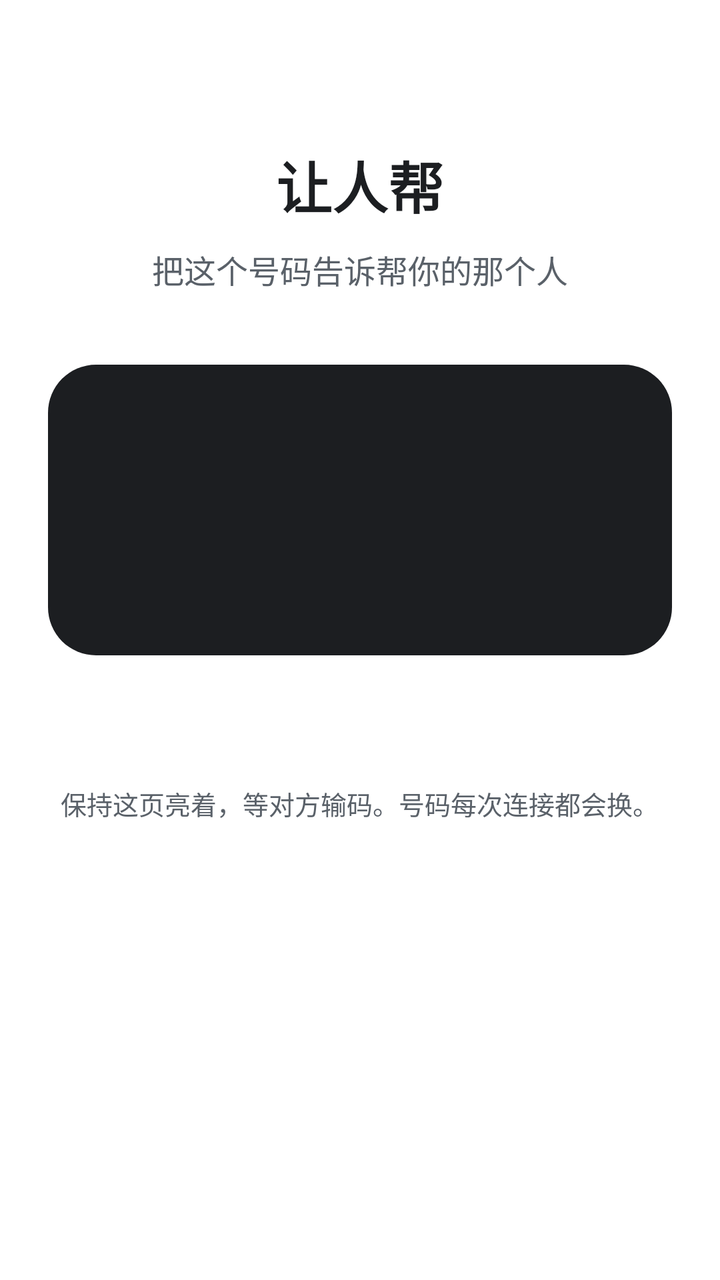
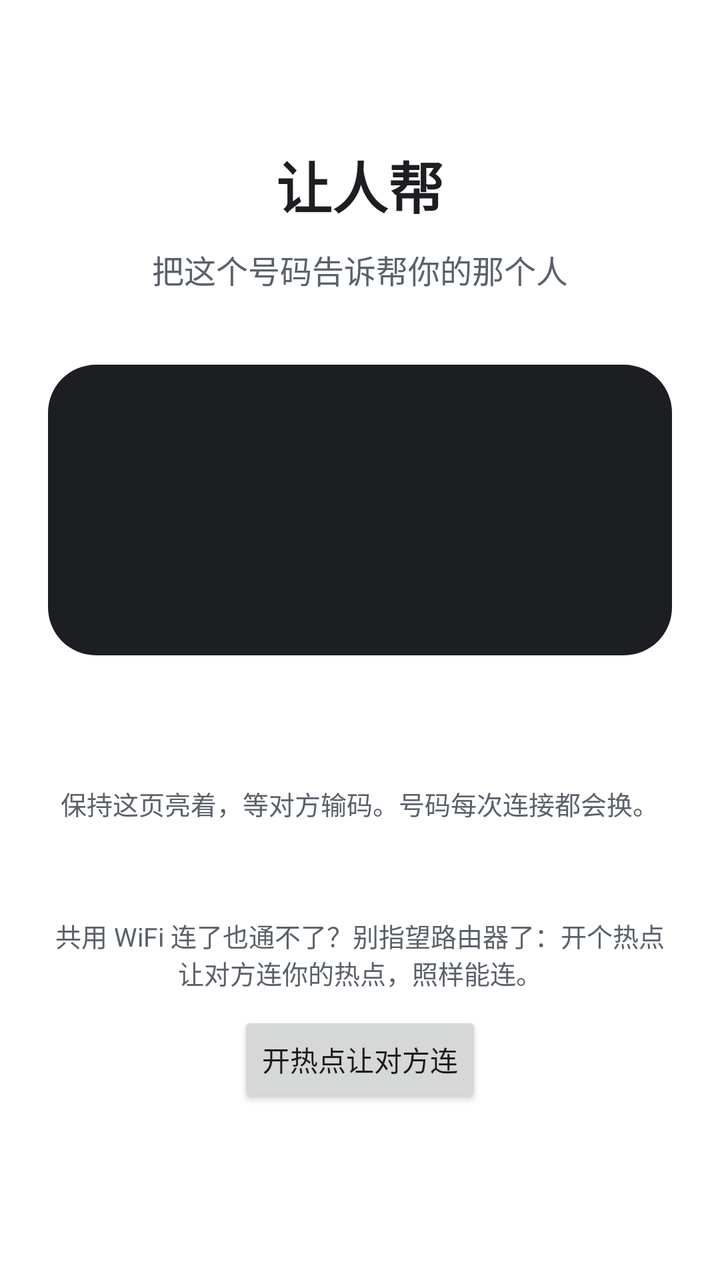

Screens rendered from an Android XML layout before and after an edit, with the pre-edit source and the edit as a unified diff.
<!-- AndroidManifest.xml: application theme Theme.TaoLink -->
<!-- res/layout/activity_pair_code.xml -->
<?xml version="1.0" encoding="utf-8"?>
<LinearLayout xmlns:android="http://schemas.android.com/apk/res/android"
    android:layout_width="match_parent"
    android:layout_height="match_parent"
    android:background="@color/brand_bg"
    android:gravity="center_horizontal"
    android:orientation="vertical"
    android:keepScreenOn="true"
    android:padding="24dp">

    <TextView
        android:layout_width="wrap_content"
        android:layout_height="wrap_content"
        android:layout_marginTop="48dp"
        android:text="@string/role_controlled"
        android:textColor="@color/brand_text"
        android:textSize="28sp"
        android:textStyle="bold" />

    <TextView
        android:id="@+id/pair_code_hint"
        android:layout_width="wrap_content"
        android:layout_height="wrap_content"
        android:layout_marginTop="10dp"
        android:gravity="center"
        android:text="@string/pair_code_hint"
        android:textColor="@color/brand_text_sub"
        android:textSize="16sp" />

    <LinearLayout
        android:layout_width="match_parent"
        android:layout_height="wrap_content"
        android:layout_marginTop="36dp"
        android:background="@drawable/bg_code_pill"
        android:gravity="center"
        android:orientation="vertical"
        android:paddingLeft="24dp"
        android:paddingTop="30dp"
        android:paddingRight="24dp"
        android:paddingBottom="30dp">

        <TextView
            android:id="@+id/pair_code_text"
            android:layout_width="wrap_content"
            android:layout_height="wrap_content"
            android:letterSpacing="0.18"
            android:textColor="@color/brand_on_accent"
            android:textSize="64sp"
            android:textStyle="bold" />
    </LinearLayout>

    <TextView
        android:id="@+id/pair_code_ip"
        android:layout_width="wrap_content"
        android:layout_height="wrap_content"
        android:layout_marginTop="16dp"
        android:gravity="center"
        android:textColor="@color/brand_text_sub"
        android:textSize="15sp" />

    <TextView
        android:layout_width="wrap_content"
        android:layout_height="wrap_content"
        android:layout_marginTop="28dp"
        android:text="@string/pair_keep_screen"
        android:textColor="@color/brand_text_sub"
        android:textSize="13sp" />

    <TextView
        android:id="@+id/pair_code_serve"
        android:layout_width="wrap_content"
        android:layout_height="wrap_content"
        android:layout_marginTop="10dp"
        android:gravity="center"
        android:textColor="@color/brand_text_sub"
        android:textSize="14sp" />

    <TextView
        android:id="@+id/pair_code_battery_banner"
        android:layout_width="match_parent"
        android:layout_height="wrap_content"
        android:layout_marginTop="18dp"
        android:gravity="center"
        android:text="@string/battery_banner"
        android:textColor="@color/brand_text"
        android:textSize="14sp"
        android:visibility="gone" />

    <Button
        android:id="@+id/btn_battery_allow"
        android:layout_width="wrap_content"
        android:layout_height="wrap_content"
        android:layout_marginTop="10dp"
        android:text="@string/btn_battery_allow"
        android:visibility="gone" />
</LinearLayout>
<!-- resources referenced by this layout -->
<resources>
  <color name="brand_bg">#FFFFFF</color>
  <color name="brand_on_accent">#FFFFFF</color>
  <color name="brand_text">#1C1E21</color>
  <color name="brand_text_sub">#5A6169</color>
  <!-- drawable bg_code_pill (drawable) -->
  <?xml version="1.0" encoding="utf-8"?>
  <shape xmlns:android="http://schemas.android.com/apk/res/android" android:shape="rectangle">
      <solid android:color="@color/brand_text" />
      <corners android:radius="24dp" />
  </shape>
  <string name="battery_banner">手机省电可能会悄悄关掉接收。想保险的话，点下面按钮允许后台常驻。</string>
  <string name="btn_battery_allow">允许后台常驻</string>
  <string name="pair_code_hint">把这个号码告诉帮你的那个人</string>
  <string name="pair_keep_screen">保持这页亮着，等对方输码。号码每次连接都会换。</string>
  <string name="role_controlled">让人帮</string>
  <style name="Theme.TaoLink" parent="Theme.AppCompat.Light.NoActionBar">
          <item name="android:windowBackground">@color/brand_bg</item>
          <item name="android:statusBarColor">@color/brand_bg</item>
          <item name="android:windowLightStatusBar">true</item>
          <item name="colorPrimary">@color/brand_accent</item>
          <item name="colorAccent">@color/brand_accent</item>
          <item name="android:windowOptOutEdgeToEdgeEnforcement" tools:targetApi="35">true</item>
          
          <item name="android:fitsSystemWindows">true</item>
      </style>
  <color name="brand_accent">#3D7A8F</color>
</resources>

<!-- the commit's change to res/layout/activity_pair_code.xml (unified diff, before → after) -->
@@ -93,4 +93,21 @@
         android:layout_marginTop="10dp"
         android:text="@string/btn_battery_allow"
         android:visibility="gone" />
+
+    <TextView
+        android:id="@+id/pair_code_hotspot_title"
+        android:layout_width="match_parent"
+        android:layout_height="wrap_content"
+        android:layout_marginTop="18dp"
+        android:gravity="center"
+        android:text="@string/pair_code_hotspot_title"
+        android:textColor="@color/brand_text_sub"
+        android:textSize="13sp" />
+
+    <Button
+        android:id="@+id/btn_hotspot_open"
+        android:layout_width="wrap_content"
+        android:layout_height="wrap_content"
+        android:layout_marginTop="10dp"
+        android:text="@string/btn_hotspot_open" />
 </LinearLayout>
<!-- resource entries referenced after the edit -->
@@ -12,7 +12,9 @@
   </shape>
   <string name="battery_banner">手机省电可能会悄悄关掉接收。想保险的话，点下面按钮允许后台常驻。</string>
   <string name="btn_battery_allow">允许后台常驻</string>
+  <string name="btn_hotspot_open">开热点让对方连</string>
   <string name="pair_code_hint">把这个号码告诉帮你的那个人</string>
+  <string name="pair_code_hotspot_title">共用 WiFi 连了也通不了？别指望路由器了：开个热点让对方连你的热点，照样能连。</string>
   <string name="pair_keep_screen">保持这页亮着，等对方输码。号码每次连接都会换。</string>
   <string name="role_controlled">让人帮</string>
   <style name="Theme.TaoLink" parent="Theme.AppCompat.Light.NoActionBar">
